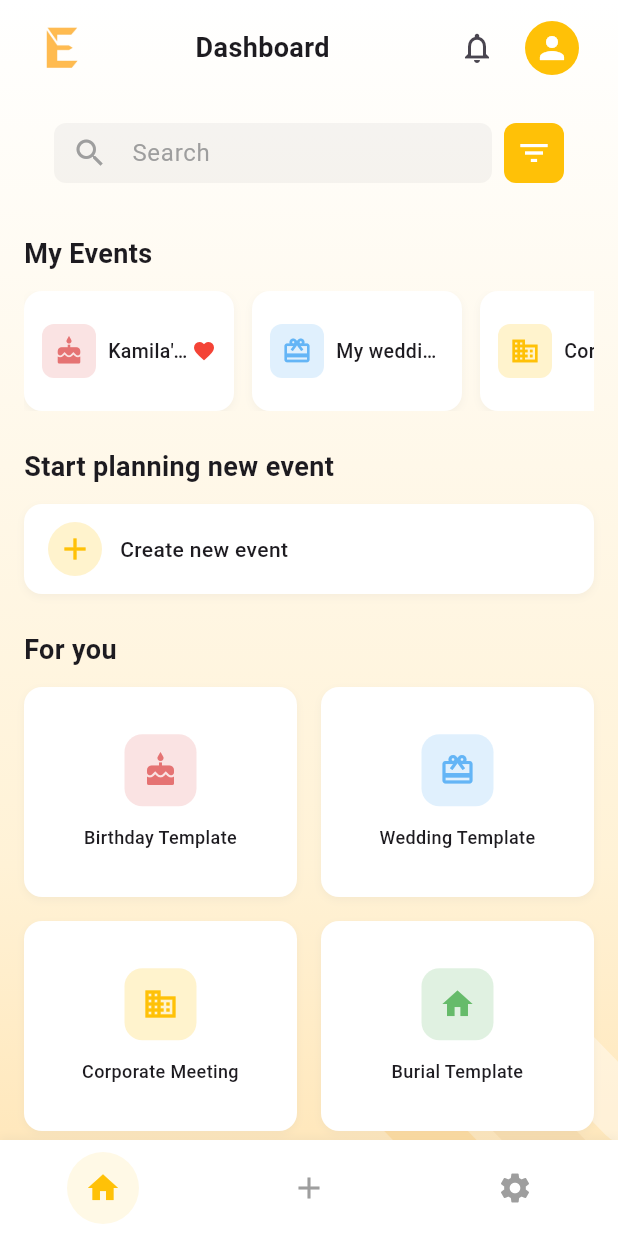
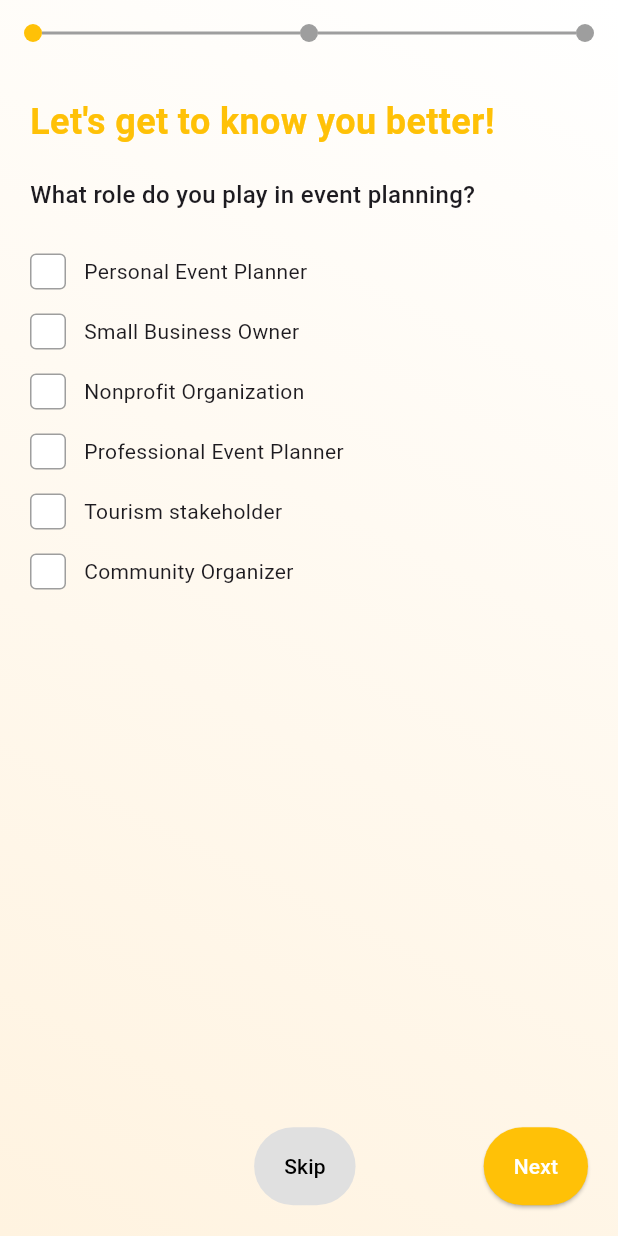
Before and after one commit to Gakwaya011/Event_EASE, a Flutter app: the screen it shows after launch, on a phone screen of 412 x 824 dp. Run offline on Flutter 3.47's test engine with Material 3 defaults, Android fonts, the phone set to English and light mode, and no system bars.

Commit message:
dashboard

```diff
--- a/event_ease/lib/main.dart
+++ b/event_ease/lib/main.dart
@@ -2,6 +2,7 @@ import 'package:flutter/material.dart';
 import 'pages/dashboard.dart';
 import 'pages/singl_event.dart';
 import 'pages/create_event.dart';
+import 'pages/onboarding.dart';
 
 void main() {
   runApp(const MyApp());
@@ -17,9 +18,11 @@ class MyApp extends StatelessWidget {
       title: 'EventEase',
       initialRoute: '/', // Set the initial route
       routes: {
-        '/': (context) => EventPlannerHome(),
+        // '/': (context) => EventPlannerHome(),
+        '/': (context) => OnboardingScreen(),
         '/event': (context) => SinglEvent(),
         '/create': (context) => CreateEventPage(),
+        '/dashboard': (context) => OnboardingScreen(),
       },
     );
   }
--- a/event_ease/lib/pages/create_event.dart
+++ b/event_ease/lib/pages/create_event.dart
@@ -2,7 +2,7 @@ import 'package:flutter/material.dart';
 import 'package:intl/intl.dart';
 
 class CreateEventPage extends StatefulWidget {
-  const CreateEventPage({Key? key}) : super(key: key);
+  const CreateEventPage({super.key});
 
   @override
   _CreateEventPageState createState() => _CreateEventPageState();
--- a/event_ease/lib/pages/dashboard.dart
+++ b/event_ease/lib/pages/dashboard.dart
@@ -510,7 +510,7 @@ class _EventPlannerHomeState extends State<EventPlannerHome> {
               ),
               textAlign: TextAlign.center,
               maxLines: 2,
-              overflow: TextOverflow.ellipsis,
+              overflow: TextOverflow.clip,
             ),
           ],
         ),
--- /dev/null
+++ b/event_ease/lib/pages/onboarding.dart
@@ -0,0 +1,435 @@
+import 'package:flutter/material.dart';
+
+class OnboardingScreen extends StatefulWidget {
+  const OnboardingScreen({Key? key}) : super(key: key);
+
+  @override
+  _OnboardingScreenState createState() => _OnboardingScreenState();
+}
+
+class _OnboardingScreenState extends State<OnboardingScreen> {
+  int _currentStep = 0;
+
+  // Form values
+  final Map<String, bool> _roleSelections = {
+    'Personal Event Planner': false,
+    'Small Business Owner': false,
+    'Nonprofit Organization': false,
+    'Professional Event Planner': false,
+    'Tourism stakeholder': false,
+    'Community Organizer': false,
+  };
+
+  final Map<String, bool> _eventTypeSelections = {
+    'Birthdays': false,
+    'Weddings': false,
+    'Corporate': false,
+    'Meetings': false,
+  };
+
+  String? _selectedBudget;
+  bool _acceptedTerms = false;
+
+  // Define the steps - fixed the type definition
+  late final List<Widget Function()> _stepsBuilders = [
+    _buildRoleSelectionStep,
+    _buildEventTypeAndBudgetStep,
+    _buildTermsAndConditionsStep,
+  ];
+
+  void _goToPreviousStep() {
+    if (_currentStep > 0) {
+      setState(() {
+        _currentStep--;
+      });
+    }
+  }
+
+  void _goToNextStep() {
+    if (_currentStep < _stepsBuilders.length - 1) {
+      setState(() {
+        _currentStep++;
+      });
+    } else {
+      // On the last step and pressed "Finish"
+      if (_acceptedTerms) {
+        // Navigate to the main app or home screen
+        // Navigator.pushReplacement(context, MaterialPageRoute(builder: (context) => HomeScreen()));
+        print('Onboarding completed, navigating to home screen');
+      } else {
+        // Show error that terms must be accepted
+        ScaffoldMessenger.of(context).showSnackBar(
+          const SnackBar(content: Text('Please accept the terms and conditions to continue'))
+        );
+      }
+    }
+  }
+
+  void _skipOnboarding() {
+    // Navigate to the main app or home screen
+    // Navigator.pushReplacement(context, MaterialPageRoute(builder: (context) => HomeScreen()));
+    print('Onboarding skipped, navigating to home screen');
+  }
+
+  Widget _buildRoleSelectionStep() {
+    return Padding(
+      padding: const EdgeInsets.all(20.0),
+      child: Column(
+        crossAxisAlignment: CrossAxisAlignment.start,
+        children: [
+          const Text(
+            "Let's get to know you better!",
+            style: TextStyle(
+              fontSize: 24,
+              fontWeight: FontWeight.bold,
+              color: Colors.amber,
+            ),
+          ),
+          const SizedBox(height: 20),
+          const Text(
+            "What role do you play in event planning?",
+            style: TextStyle(
+              fontSize: 16,
+              fontWeight: FontWeight.w500,
+            ),
+          ),
+          const SizedBox(height: 20),
+          Column(
+            children: _roleSelections.keys.map((role) {
+              // Simple custom checkbox implementation
+              return InkWell(
+                onTap: () {
+                  setState(() {
+                    _roleSelections[role] = !(_roleSelections[role] ?? false);
+                  });
+                },
+                child: Padding(
+                  padding: const EdgeInsets.symmetric(vertical: 8.0),
+                  child: Row(
+                    children: [
+                      Container(
+                        width: 24,
+                        height: 24,
+                        margin: const EdgeInsets.only(right: 12),
+                        decoration: BoxDecoration(
+                          border: Border.all(color: Colors.grey),
+                          borderRadius: BorderRadius.circular(4),
+                          color: _roleSelections[role] == true ? Colors.amber : Colors.white,
+                        ),
+                        child: _roleSelections[role] == true
+                            ? const Icon(Icons.check, size: 18, color: Colors.white)
+                            : null,
+                      ),
+                      Text(role),
+                    ],
+                  ),
+                ),
+              );
+            }).toList(),
+          ),
+        ],
+      ),
+    );
+  }
+
+  Widget _buildEventTypeAndBudgetStep() {
+    final budgetRanges = ['High', 'Medium', 'Low', 'I don\'t know', 'Prefer not to say'];
+
+    return Padding(
+      padding: const EdgeInsets.all(20.0),
+      child: Column(
+        crossAxisAlignment: CrossAxisAlignment.start,
+        children: [
+          const Text(
+            "Now, What are we planning?",
+            style: TextStyle(
+              fontSize: 24,
+              fontWeight: FontWeight.bold,
+              color: Colors.amber,
+            ),
+          ),
+          const SizedBox(height: 20),
+          const Text(
+            "What events do you often plan?",
+            style: TextStyle(
+              fontSize: 16,
+              fontWeight: FontWeight.w500,
+            ),
+          ),
+          const SizedBox(height: 10),
+          Column(
+            children: _eventTypeSelections.keys.map((type) {
+              // Simple custom checkbox implementation
+              return InkWell(
+                onTap: () {
+                  setState(() {
+                    _eventTypeSelections[type] = !(_eventTypeSelections[type] ?? false);
+                  });
+                },
+                child: Padding(
+                  padding: const EdgeInsets.symmetric(vertical: 8.0),
+                  child: Row(
+                    children: [
+                      Container(
+                        width: 24,
+                        height: 24,
+                        margin: const EdgeInsets.only(right: 12),
+                        decoration: BoxDecoration(
+                          border: Border.all(color: Colors.grey),
+                          borderRadius: BorderRadius.circular(4),
+                          color: _eventTypeSelections[type] == true ? Colors.amber : Colors.white,
+                        ),
+                        child: _eventTypeSelections[type] == true
+                            ? const Icon(Icons.check, size: 18, color: Colors.white)
+                            : null,
+                      ),
+                      Text(type),
+                    ],
+                  ),
+                ),
+              );
+            }).toList(),
+          ),
+          const SizedBox(height: 20),
+          const Text(
+            "What is your preferred budget range",
+            style: TextStyle(
+              fontSize: 16,
+              fontWeight: FontWeight.w500,
+            ),
+          ),
+          const SizedBox(height: 10),
+          Column(
+            children: budgetRanges.map((budget) {
+              // Simple custom radio implementation
+              return InkWell(
+                onTap: () {
+                  setState(() {
+                    _selectedBudget = budget;
+                  });
+                },
+                child: Padding(
+                  padding: const EdgeInsets.symmetric(vertical: 8.0),
+                  child: Row(
+                    children: [
+                      Container(
+                        width: 24,
+                        height: 24,
+                        margin: const EdgeInsets.only(right: 12),
+                        decoration: BoxDecoration(
+                          border: Border.all(color: Colors.grey),
+                          shape: BoxShape.circle,
+                          color: _selectedBudget == budget ? Colors.amber : Colors.white,
+                        ),
+                        child: _selectedBudget == budget
+                            ? const Center(
+                                child: Icon(Icons.circle, size: 12, color: Colors.white),
+                              )
+                            : null,
+                      ),
+                      Text(budget),
+                    ],
+                  ),
+                ),
+              );
+            }).toList(),
+          ),
+        ],
+      ),
+    );
+  }
+
+  Widget _buildTermsAndConditionsStep() {
+    return Padding(
+      padding: const EdgeInsets.all(20.0),
+      child: Column(
+        crossAxisAlignment: CrossAxisAlignment.start,
+        children: [
+          const Text(
+            "Terms and conditions",
+            style: TextStyle(
+              fontSize: 24,
+              fontWeight: FontWeight.bold,
+              color: Colors.amber,
+            ),
+          ),
+          const SizedBox(height: 20),
+          Container(
+            padding: const EdgeInsets.all(16),
+            decoration: BoxDecoration(
+              border: Border.all(color: Colors.grey.shade300),
+              borderRadius: BorderRadius.circular(8),
+            ),
+            child: const Column(
+              crossAxisAlignment: CrossAxisAlignment.start,
+              children: [
+                Text(
+                  "EventEase Terms and Conditions",
+                  style: TextStyle(fontWeight: FontWeight.bold),
+                ),
+                Text("Last Updated: [Insert Date]"),
+                SizedBox(height: 8),
+                Text(
+                  "Welcome to EventEase. The following terms and conditions govern your access and use of the EventEase application and services.",
+                ),
+                SizedBox(height: 8),
+                Text(
+                  "1. Acceptance of Terms\nBy using EventEase, you agree to comply with these terms. If you do not agree, please refrain from using our services.",
+                ),
+                SizedBox(height: 8),
+                Text(
+                  "2. Description of Service\nEventEase is an AI-powered event planning and management platform that helps users plan, manage, and coordinate events. The service provides tools for event space booking, vendor selection, guest list management, budgeting tools, collaboration, task automation, and post-event features.",
+                ),
+                SizedBox(height: 8),
+                Text(
+                  "3. User Eligibility\n- You must be at least 18 years old to use our services. If under 18, you must have parental consent.\n- You are responsible for maintaining the confidentiality of your account information.",
+                ),
+              ],
+            ),
+          ),
+          const SizedBox(height: 20),
+          InkWell(
+            onTap: () {
+              setState(() {
+                _acceptedTerms = !_acceptedTerms;
+              });
+            },
+            child: Padding(
+              padding: const EdgeInsets.symmetric(vertical: 8.0),
+              child: Row(
+                children: [
+                  Container(
+                    width: 24,
+                    height: 24,
+                    margin: const EdgeInsets.only(right: 12),
+                    decoration: BoxDecoration(
+                      border: Border.all(color: Colors.grey),
+                      borderRadius: BorderRadius.circular(4),
+                      color: _acceptedTerms ? Colors.amber : Colors.white,
+                    ),
+                    child: _acceptedTerms
+                        ? const Icon(Icons.check, size: 18, color: Colors.white)
+                        : null,
+                  ),
+                  const Text("I agree to the terms and conditions"),
+                ],
+              ),
+            ),
+          ),
+        ],
+      ),
+    );
+  }
+
+  @override
+  Widget build(BuildContext context) {
+    return Scaffold(
+      body: Container(
+        decoration: const BoxDecoration(
+          gradient: LinearGradient(
+            begin: Alignment.topRight,
+            end: Alignment.bottomLeft,
+            colors: [Colors.white, Color(0xFFFFF3E0)],
+          ),
+        ),
+        child: SafeArea(
+          child: Column(
+            children: [
+              // Progress indicator - full width
+              Padding(
+                padding: const EdgeInsets.all(16.0),
+                child: Row(
+                  children: List.generate(_stepsBuilders.length * 2 - 1, (index) {
+                    // Even indices are dots, odd indices are lines
+                    if (index % 2 == 0) {
+                      final stepIndex = index ~/ 2;
+                      return Container(
+                        width: 12,
+                        height: 12,
+                        decoration: BoxDecoration(
+                          shape: BoxShape.circle,
+                          color: stepIndex <= _currentStep ? Colors.amber : Colors.grey,
+                        ),
+                      );
+                    } else {
+                      final beforeStepIndex = index ~/ 2;
+                      return Expanded(
+                        child: Container(
+                          height: 2,
+                          color: beforeStepIndex < _currentStep ? Colors.amber : Colors.grey,
+                        ),
+                      );
+                    }
+                  }),
+                ),
+              ),
+
+              // Main content
+              Expanded(
+                child: SingleChildScrollView(
+                  child: _stepsBuilders[_currentStep](),
+                ),
+              ),
+
+              // Navigation buttons
+              Padding(
+                padding: const EdgeInsets.all(20.0),
+                child: Row(
+                  mainAxisAlignment: MainAxisAlignment.spaceBetween,
+                  children: [
+                    // Back button (hidden on first step)
+                    _currentStep > 0
+                        ? TextButton(
+                          style: ElevatedButton.styleFrom(
+                            backgroundColor: Colors.amber,
+                            foregroundColor: Colors.white,
+                            padding: const EdgeInsets.symmetric(vertical: 16, horizontal: 20)
+                          ),
+                            onPressed: _goToPreviousStep,
+                            child: const Text('Back'),
+                          )
+                        : TextButton(
+                          style: ElevatedButton.styleFrom(
+                            backgroundColor: Colors.transparent,
+                            foregroundColor: Colors.transparent,
+                            padding: const EdgeInsets.symmetric(vertical: 16, horizontal: 20)
+                          ),
+                            onPressed: null,
+                            child: const Text(''),
+                          ),
+
+                    // Skip button (not shown on last step)
+                    _currentStep < _stepsBuilders.length - 1
+                        ? TextButton(
+                          style: ElevatedButton.styleFrom(
+                            backgroundColor: Colors.grey.shade300,
+                            foregroundColor: Colors.black,
+                            padding: const EdgeInsets.symmetric(vertical: 16, horizontal: 20)
+                          ),
+                            onPressed: _skipOnboarding,
+                            child: const Text('Skip'),
+                          )
+                        : const SizedBox.shrink(),
+
+                    // Next/Finish button
+                    ElevatedButton(
+                      style: ElevatedButton.styleFrom(
+                        backgroundColor: Colors.amber,
+                        foregroundColor: Colors.white,
+                        padding: const EdgeInsets.symmetric(vertical: 16, horizontal: 20),
+                      ),
+                      onPressed: _goToNextStep,
+                      child: Text(
+                        _currentStep < _stepsBuilders.length - 1 ? 'Next' : 'Finish',
+                      ),
+                    ),
+                  ],
+                ),
+              ),
+            ],
+          ),
+        ),
+      ),
+    );
+  }
+}
--- a/event_ease/lib/pages/singl_event.dart
+++ b/event_ease/lib/pages/singl_event.dart
@@ -6,7 +6,7 @@ void main() {
 }
 
 class SinglEvent extends StatelessWidget {
-  const SinglEvent({Key? key}) : super(key: key);
+  const SinglEvent({super.key});
 
   @override
   Widget build(BuildContext context) {
@@ -78,7 +78,7 @@ class EventModel {
 class EventDetailsPage extends StatefulWidget {
   final EventModel event;
 
-  const EventDetailsPage({Key? key, required this.event}) : super(key: key);
+  const EventDetailsPage({super.key, required this.event});
 
   @override
   _EventDetailsPageState createState() => _EventDetailsPageState();
```
